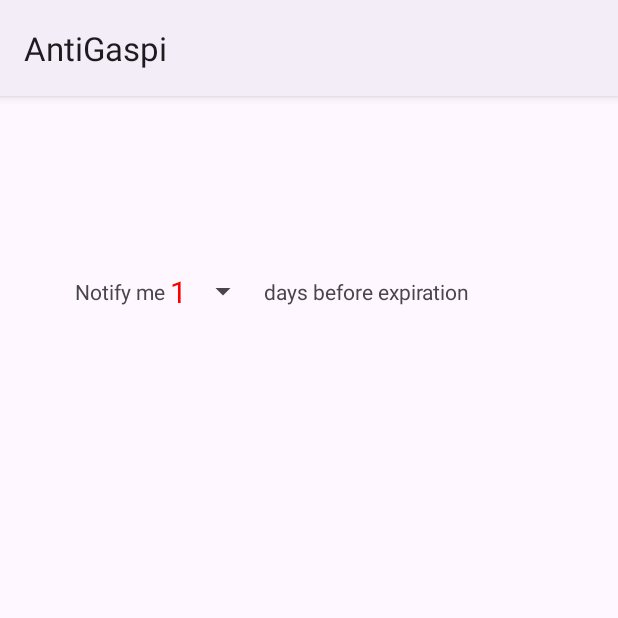
After one commit to faraz19m/AntiGaspi, an Android app built with Jetpack Compose: the SettingsActivity screen opened directly, with no data from a screen before it, on a phone screen of 412 x 824 dp, the top half of it. The commit adds this screen. Run offline under Robolectric (Android 15) with nearby library versions, the phone set to English and light mode, and no system bars.

Commit message:
Made menubar and started the settings page.

```diff
--- a/app/src/main/AndroidManifest.xml
+++ b/app/src/main/AndroidManifest.xml
@@ -24,6 +24,7 @@
                 <category android:name="android.intent.category.LAUNCHER" />
             </intent-filter>
         </activity>
+        <activity android:name=".SettingsActivity"></activity>
         <activity android:name=".TodoDetailActivity"></activity>
         <meta-data
             android:name="com.google.mlkit.vision.DEPENDENCIES"
--- a/app/src/main/java/com/example/antigaspi/MainActivity.kt
+++ b/app/src/main/java/com/example/antigaspi/MainActivity.kt
@@ -1,7 +1,11 @@
 package com.example.antigaspi
 
+import android.content.Intent
 import android.os.Bundle
 import android.util.Log
+import android.view.Menu
+import android.view.MenuInflater
+import android.view.MenuItem
 import android.widget.Button
 import android.widget.EditText
 import android.widget.Toast
@@ -154,6 +158,23 @@
 
     }
 
+
+    override fun onCreateOptionsMenu(menu: Menu?): Boolean {
+        val inflater: MenuInflater = menuInflater
+        inflater.inflate(R.menu.menubar, menu)
+        super.onCreateOptionsMenu(menu)
+        return true
+    }
+
+    override fun onOptionsItemSelected(item: MenuItem): Boolean {
+        when(item.itemId) {
+            // open settings page
+            R.id.menubar_settings -> startActivity(Intent(this, SettingsActivity::class.java))
+
+        }
+
+        return super.onOptionsItemSelected(item)
+    }
     private fun moduleInstall(client: ModuleInstallClient) {
 
         val optionalModuleApi: OptionalModuleApi = GmsBarcodeScanning.getClient(this)
--- /dev/null
+++ b/app/src/main/java/com/example/antigaspi/SettingsActivity.kt
@@ -0,0 +1,44 @@
+package com.example.antigaspi
+
+import android.os.Bundle
+import android.view.View
+import android.widget.AdapterView
+import android.widget.ArrayAdapter
+import android.widget.Spinner
+import android.widget.Toast
+import androidx.appcompat.app.AppCompatActivity
+
+class SettingsActivity : AppCompatActivity(), AdapterView.OnItemSelectedListener {
+
+    override fun onCreate(savedInstanceState: Bundle?) {
+        super.onCreate(savedInstanceState)
+        setContentView(R.layout.activity_settings)
+
+        val spinner: Spinner = findViewById(R.id.sSetExpirationDays)
+        spinner.setSelection(0)
+        spinner.onItemSelectedListener = this
+        // Create an ArrayAdapter using the string array and a default spinner layout.
+        ArrayAdapter.createFromResource(
+            this,
+            R.array.days_before_expiration,
+            R.layout.spinner_settings
+        ).also { adapter ->
+            // Specify the layout to use when the list of choices appears.
+            adapter.setDropDownViewResource(android.R.layout.simple_spinner_dropdown_item)
+            // Apply the adapter to the spinner.
+            spinner.adapter = adapter
+        }
+    }
+
+    override fun onItemSelected(parent: AdapterView<*>?, view: View?, position: Int, id: Long) {
+        var ar = R.array.days_before_expiration
+        val spinner: Spinner = findViewById(R.id.sSetExpirationDays)
+        spinner.setSelection(position)
+
+
+    }
+
+    override fun onNothingSelected(parent: AdapterView<*>?) {
+        TODO("Not yet implemented")
+    }
+}
--- /dev/null
+++ b/app/src/main/res/drawable/ic_settings.xml
@@ -0,0 +1,5 @@
+<vector xmlns:android="http://schemas.android.com/apk/res/android" android:height="24dp" android:tint="#000000" android:viewportHeight="24" android:viewportWidth="24" android:width="24dp">
+
+    <path android:fillColor="@android:color/white" android:pathData="M19.14,12.94c0.04,-0.3 0.06,-0.61 0.06,-0.94c0,-0.32 -0.02,-0.64 -0.07,-0.94l2.03,-1.58c0.18,-0.14 0.23,-0.41 0.12,-0.61l-1.92,-3.32c-0.12,-0.22 -0.37,-0.29 -0.59,-0.22l-2.39,0.96c-0.5,-0.38 -1.03,-0.7 -1.62,-0.94L14.4,2.81c-0.04,-0.24 -0.24,-0.41 -0.48,-0.41h-3.84c-0.24,0 -0.43,0.17 -0.47,0.41L9.25,5.35C8.66,5.59 8.12,5.92 7.63,6.29L5.24,5.33c-0.22,-0.08 -0.47,0 -0.59,0.22L2.74,8.87C2.62,9.08 2.66,9.34 2.86,9.48l2.03,1.58C4.84,11.36 4.8,11.69 4.8,12s0.02,0.64 0.07,0.94l-2.03,1.58c-0.18,0.14 -0.23,0.41 -0.12,0.61l1.92,3.32c0.12,0.22 0.37,0.29 0.59,0.22l2.39,-0.96c0.5,0.38 1.03,0.7 1.62,0.94l0.36,2.54c0.05,0.24 0.24,0.41 0.48,0.41h3.84c0.24,0 0.44,-0.17 0.47,-0.41l0.36,-2.54c0.59,-0.24 1.13,-0.56 1.62,-0.94l2.39,0.96c0.22,0.08 0.47,0 0.59,-0.22l1.92,-3.32c0.12,-0.22 0.07,-0.47 -0.12,-0.61L19.14,12.94zM12,15.6c-1.98,0 -3.6,-1.62 -3.6,-3.6s1.62,-3.6 3.6,-3.6s3.6,1.62 3.6,3.6S13.98,15.6 12,15.6z"/>
+
+</vector>
--- /dev/null
+++ b/app/src/main/res/layout/activity_settings.xml
@@ -0,0 +1,38 @@
+<?xml version="1.0" encoding="utf-8"?>
+<androidx.constraintlayout.widget.ConstraintLayout xmlns:android="http://schemas.android.com/apk/res/android"
+    xmlns:tools="http://schemas.android.com/tools"
+    xmlns:app="http://schemas.android.com/apk/res-auto"
+    android:layout_width="match_parent"
+    android:layout_height="match_parent">
+
+    <TextView
+        android:id="@+id/tvSetExpirationDays1"
+        android:layout_width="wrap_content"
+        android:layout_height="wrap_content"
+        android:text="Notify me "
+        android:layout_marginStart="50dp"
+        app:layout_constraintLeft_toLeftOf="parent"
+        app:layout_constraintTop_toTopOf="parent"
+        app:layout_constraintBottom_toBottomOf="parent"
+        android:layout_marginBottom="500dp"/>
+    <Spinner
+
+        android:id="@+id/sSetExpirationDays"
+        android:layout_width="wrap_content"
+        android:layout_height="wrap_content"
+        app:layout_constraintLeft_toRightOf="@+id/tvSetExpirationDays1"
+        app:layout_constraintRight_toLeftOf="@id/tvSetExpirationDays2"
+        app:layout_constraintBottom_toBottomOf="@+id/tvSetExpirationDays1"
+        app:layout_constraintTop_toTopOf="@+id/tvSetExpirationDays1"/>
+    <TextView
+        android:id="@+id/tvSetExpirationDays2"
+        android:layout_width="wrap_content"
+        android:layout_height="wrap_content"
+        android:text=" days before expiration"
+        app:layout_constraintLeft_toRightOf="@id/sSetExpirationDays"
+        app:layout_constraintRight_toRightOf="@id/sSetExpirationDays"
+        app:layout_constraintBottom_toBottomOf="@+id/tvSetExpirationDays1"
+        app:layout_constraintTop_toTopOf="@+id/tvSetExpirationDays1"
+        />
+
+</androidx.constraintlayout.widget.ConstraintLayout>
--- /dev/null
+++ b/app/src/main/res/layout/spinner_settings.xml
@@ -0,0 +1,7 @@
+
+    <TextView xmlns:android="http://schemas.android.com/apk/res/android"
+        android:id="@android:id/text1"
+        android:layout_width="match_parent"
+        android:layout_height="wrap_content"
+        android:textSize="20sp"
+        android:textColor="#ff0000" />
--- /dev/null
+++ b/app/src/main/res/menu/menubar.xml
@@ -0,0 +1,10 @@
+<?xml version="1.0" encoding="utf-8"?>
+<menu xmlns:android="http://schemas.android.com/apk/res/android"
+    xmlns:app="http://schemas.android.com/apk/res-auto">
+    <item android:id="@+id/menubar_settings"
+        android:icon="@drawable/ic_settings"
+        android:title="Open settings"
+        app:showAsAction="always"/>
+
+
+</menu>
--- a/app/src/main/res/values/themes.xml
+++ b/app/src/main/res/values/themes.xml
@@ -1,6 +1,6 @@
 <resources xmlns:tools="http://schemas.android.com/tools">
     <!-- Base application theme. -->
-    <style name="Base.Theme.AntiGaspi" parent="Theme.Material3.DayNight.NoActionBar">
+    <style name="Base.Theme.AntiGaspi" parent="Theme.Material3.DayNight">
         <!-- Customize your light theme here. -->
         <!-- <item name="colorPrimary">@color/my_light_primary</item> -->
     </style>
--- /dev/null
+++ b/app/src/main/res/values/values_settings.xml
@@ -0,0 +1,10 @@
+<?xml version="1.0" encoding="utf-8"?>
+<resources>
+    <string-array name="days_before_expiration">
+        <item>  1  </item>
+        <item>  2  </item>
+        <item>  3  </item>
+        <item>  4  </item>
+        <item>  5  </item>
+    </string-array>
+</resources>
```
